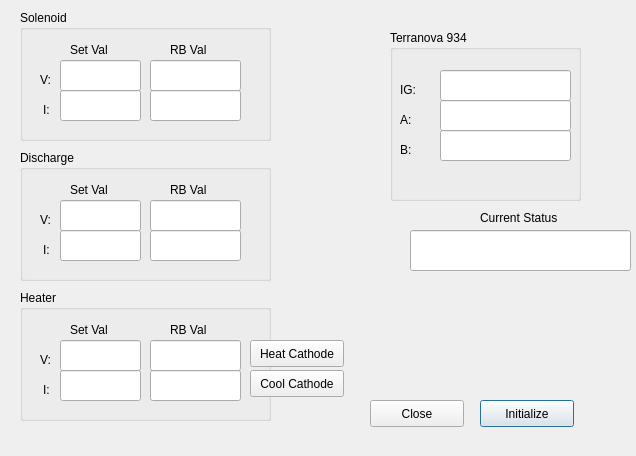
The window that PlasmaCtrlDlg.ui (roussel-ryan/AWAPlasmaCtrl) describes before a commit, drawn with Qt 5.
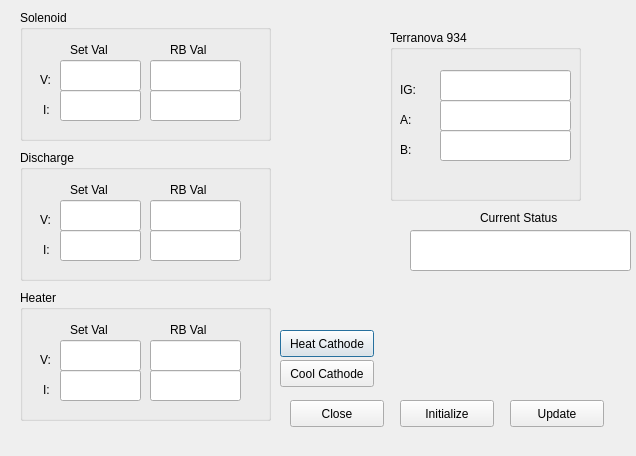
The same window after the commit.

```diff
--- a/PlasmaCtrlDlg.ui
+++ b/PlasmaCtrlDlg.ui
@@ -19,7 +19,7 @@
   <widget class="QPushButton" name="InitalizeButton">
    <property name="geometry">
     <rect>
-     <x>480</x>
+     <x>400</x>
      <y>400</y>
      <width>94</width>
      <height>27</height>
@@ -28,6 +28,9 @@
    <property name="text">
     <string>Initialize</string>
    </property>
+   <property name="autoDefault">
+    <bool>false</bool>
+   </property>
   </widget>
   <widget class="QGroupBox" name="IonGaugeCtrl">
    <property name="geometry">
@@ -432,7 +435,7 @@
   <widget class="QPushButton" name="CloseButton">
    <property name="geometry">
     <rect>
-     <x>370</x>
+     <x>290</x>
      <y>400</y>
      <width>94</width>
      <height>27</height>
@@ -441,12 +444,15 @@
    <property name="text">
     <string>Close</string>
    </property>
+   <property name="autoDefault">
+    <bool>false</bool>
+   </property>
   </widget>
   <widget class="QPushButton" name="HeatCathodeButton">
    <property name="geometry">
     <rect>
-     <x>250</x>
-     <y>340</y>
+     <x>280</x>
+     <y>330</y>
      <width>94</width>
      <height>27</height>
     </rect>
@@ -458,8 +464,8 @@
   <widget class="QPushButton" name="CoolCathodeButton">
    <property name="geometry">
     <rect>
-     <x>250</x>
-     <y>370</y>
+     <x>280</x>
+     <y>360</y>
      <width>94</width>
      <height>27</height>
     </rect>
@@ -491,6 +497,22 @@
     </rect>
    </property>
   </widget>
+  <widget class="QPushButton" name="UpdateButton">
+   <property name="geometry">
+    <rect>
+     <x>510</x>
+     <y>400</y>
+     <width>94</width>
+     <height>27</height>
+    </rect>
+   </property>
+   <property name="text">
+    <string>Update</string>
+   </property>
+   <property name="autoDefault">
+    <bool>false</bool>
+   </property>
+  </widget>
  </widget>
  <resources/>
  <connections>
```
Left out of the diff: 79 changed lines with no effect on the pictures.
